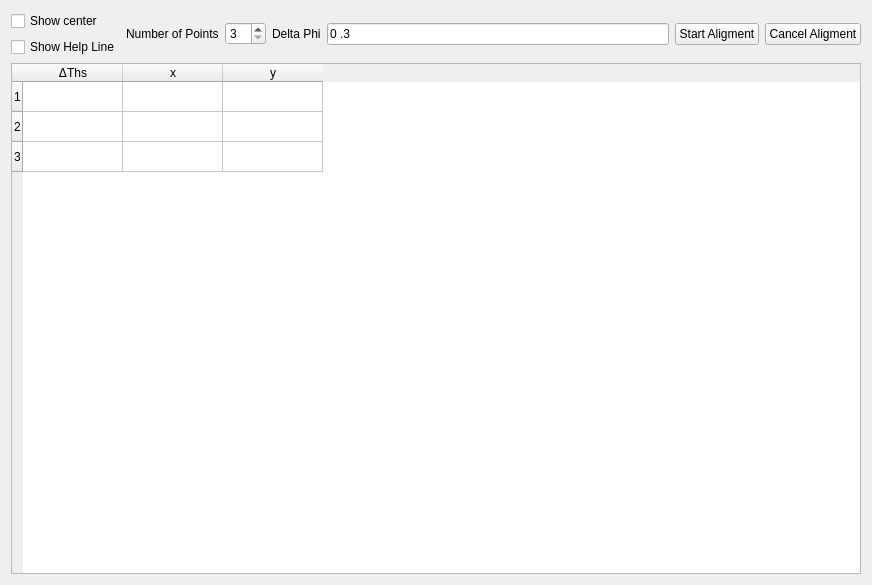
Old version of the form gui/ui_files/centering.ui in the repository natxo14/mxcube.
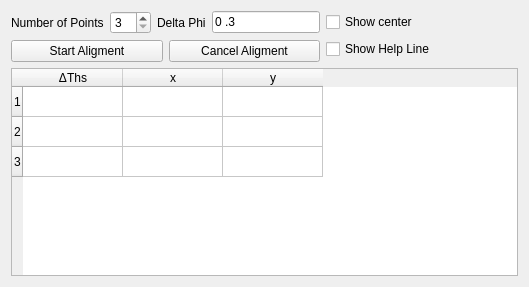
New version of the form.

Commit message: Work on motor and multiple position motor signal connection Changes in calibration and centring ui files

```diff
--- a/gui/ui_files/centering.ui
+++ b/gui/ui_files/centering.ui
@@ -6,35 +6,21 @@
    <rect>
     <x>0</x>
     <y>0</y>
-    <width>872</width>
-    <height>585</height>
+    <width>529</width>
+    <height>287</height>
    </rect>
   </property>
   <property name="windowTitle">
    <string>Form</string>
   </property>
+  <layout class="QHBoxLayout" name="horizontalLayout_4">
+   <item>
+    <layout class="QVBoxLayout" name="verticalLayout_3">
+     <item>
+      <layout class="QHBoxLayout" name="horizontalLayout_3">
+       <item>
   <layout class="QVBoxLayout" name="verticalLayout_2">
    <item>
-    <layout class="QGridLayout" name="gridLayout">
-     <item row="0" column="0">
-      <layout class="QVBoxLayout" name="verticalLayout">
-       <item>
-        <widget class="QCheckBox" name="show_center_checkbox">
-         <property name="text">
-          <string>Show center</string>
-         </property>
-        </widget>
-       </item>
-       <item>
-        <widget class="QCheckBox" name="show_help_line_checkbox">
-         <property name="text">
-          <string>Show Help Line</string>
-         </property>
-        </widget>
-       </item>
-      </layout>
-     </item>
-     <item row="0" column="1">
       <layout class="QHBoxLayout" name="horizontalLayout">
        <item>
         <widget class="QLabel" name="nbPointsLabel">
@@ -62,6 +48,12 @@
        </item>
        <item>
         <widget class="QLineEdit" name="delta_phi_textbox">
+             <property name="sizePolicy">
+              <sizepolicy hsizetype="Minimum" vsizetype="Fixed">
+               <horstretch>0</horstretch>
+               <verstretch>0</verstretch>
+              </sizepolicy>
+             </property>
          <property name="inputMask">
           <string>00.00</string>
          </property>
@@ -70,6 +62,10 @@
          </property>
         </widget>
        </item>
+          </layout>
+         </item>
+         <item>
+          <layout class="QHBoxLayout" name="horizontalLayout_2">
        <item>
         <widget class="QPushButton" name="start_alignment_button">
          <property name="text">
@@ -86,8 +82,36 @@
        </item>
       </layout>
      </item>
-     <item row="1" column="0" colspan="2">
+        </layout>
+       </item>
+       <item>
+        <layout class="QVBoxLayout" name="verticalLayout">
+         <item>
+          <widget class="QCheckBox" name="show_center_checkbox">
+           <property name="text">
+            <string>Show center</string>
+           </property>
+          </widget>
+         </item>
+         <item>
+          <widget class="QCheckBox" name="show_help_line_checkbox">
+           <property name="text">
+            <string>Show Help Line</string>
+           </property>
+          </widget>
+         </item>
+        </layout>
+       </item>
+      </layout>
+     </item>
+     <item>
       <widget class="QTableWidget" name="aligment_table">
+       <property name="sizePolicy">
+        <sizepolicy hsizetype="Minimum" vsizetype="Minimum">
+         <horstretch>0</horstretch>
+         <verstretch>0</verstretch>
+        </sizepolicy>
+       </property>
        <property name="rowCount">
         <number>3</number>
        </property>
```
Lines whose indentation alone changed are shown as unchanged. The commit also changes 5 other files.
